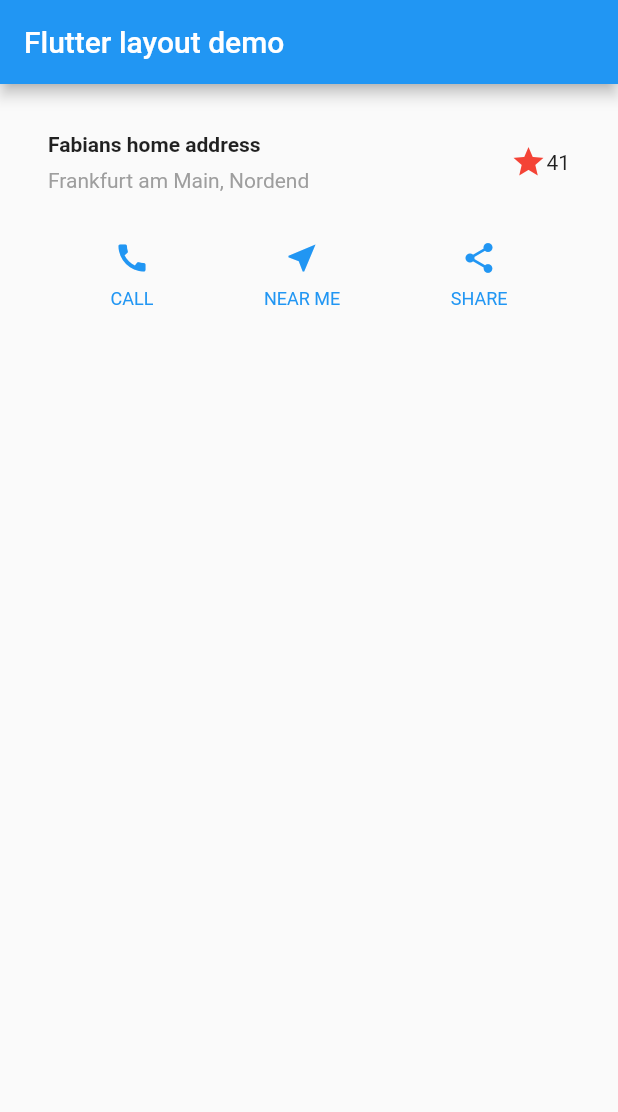
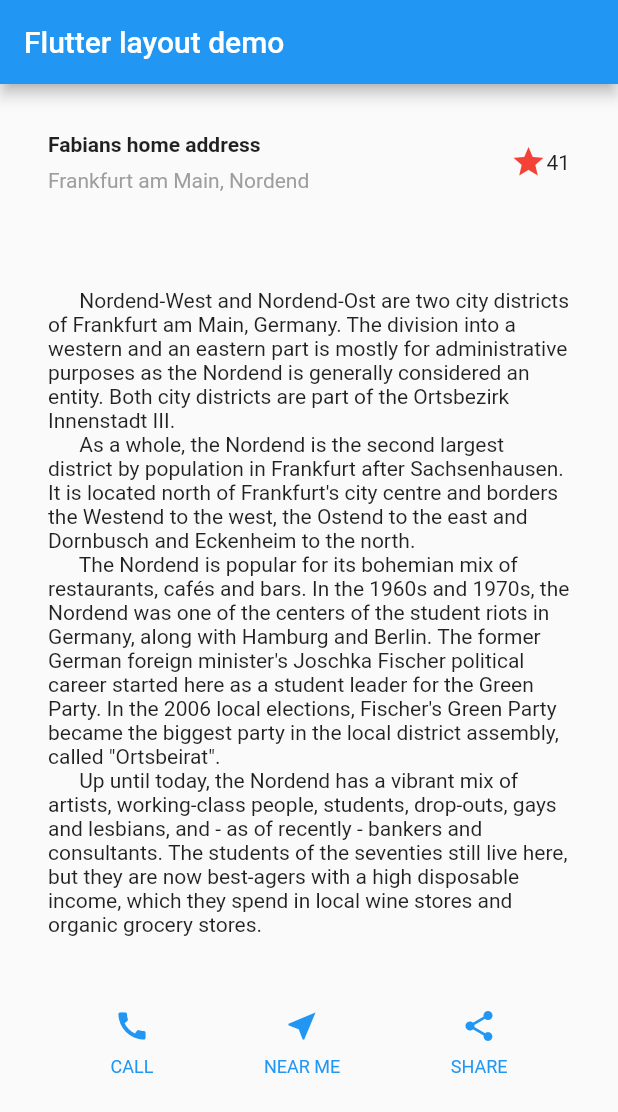
Before and after one commit to fabapp2/flutter-playground, a Flutter app: the screen it shows after launch, on a phone screen of 412 x 824 dp. Shown: the top 1112 px of the screen. Run offline on Flutter 3.47's test engine with Material 2 defaults, Android fonts, the phone set to English and light mode, and no system bars.

Commit message:
feat:  add description text

```diff
--- a/building_layouts/lib/main.dart
+++ b/building_layouts/lib/main.dart
@@ -18,6 +18,17 @@ class MyApp extends StatelessWidget {
           _buildButtonColumn(color, Icons.share, "SHARE")
         ],
       ),
+    );
+
+    Widget textSection = Container(
+      padding: const EdgeInsets.all(32),
+      child: Text("""
+      Nordend-West and Nordend-Ost are two city districts of Frankfurt am Main, Germany. The division into a western and an eastern part is mostly for administrative purposes as the Nordend is generally considered an entity. Both city districts are part of the Ortsbezirk Innenstadt III.
+      As a whole, the Nordend is the second largest district by population in Frankfurt after Sachsenhausen. It is located north of Frankfurt's city centre and borders the Westend to the west, the Ostend to the east and Dornbusch and Eckenheim to the north.
+      The Nordend is popular for its bohemian mix of restaurants, cafés and bars. In the 1960s and 1970s, the Nordend was one of the centers of the student riots in Germany, along with Hamburg and Berlin. The former German foreign minister's Joschka Fischer political career started here as a student leader for the Green Party. In the 2006 local elections, Fischer's Green Party became the biggest party in the local district assembly, called "Ortsbeirat".
+      Up until today, the Nordend has a vibrant mix of artists, working-class people, students, drop-outs, gays and lesbians, and - as of recently - bankers and consultants. The students of the seventies still live here, but they are now best-agers with a high disposable income, which they spend in local wine stores and organic grocery stores.
+      """,
+      softWrap: true)
     );
 
 
@@ -42,6 +53,7 @@ class MyApp extends StatelessWidget {
         body: Column(
           children:[
             titleSection,
+            textSection,
             buttonSelection,
           ]
         )
```
